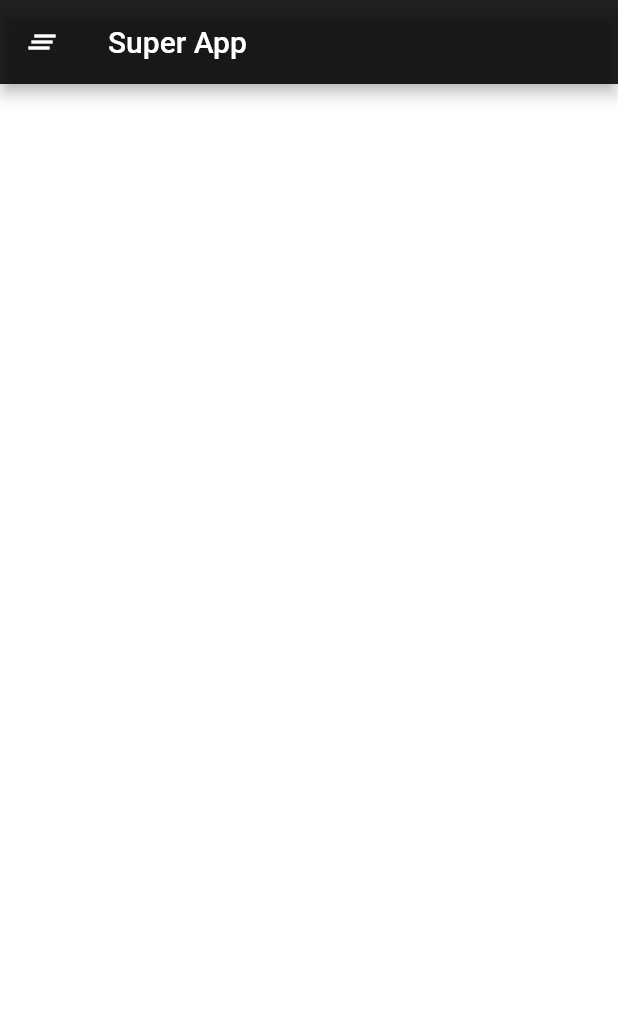
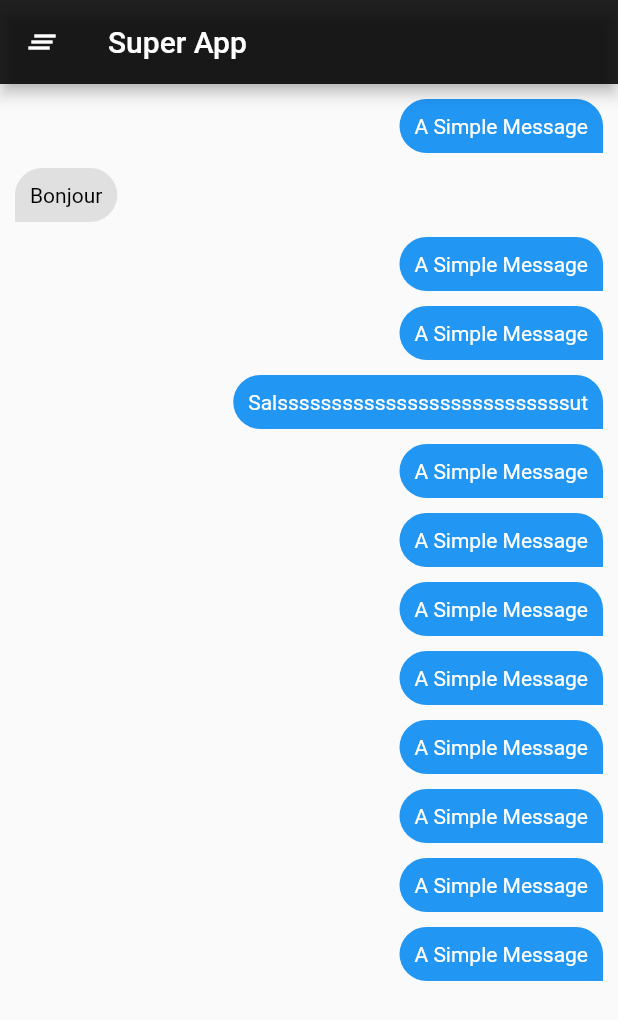
Before and after one commit to Benliam12/SuperProjet, a Flutter app: the screen it shows after launch, on a phone screen of 412 x 824 dp. Shown: the top 1020 px of the screen. Run offline on Flutter 3.47's test engine with Material 2 defaults, Android fonts, the phone set to English and light mode, and no system bars; our stand-ins replace cached_network_image.

Commit message:
Starting ChatBot

```diff
--- a/lib/main.dart
+++ b/lib/main.dart
@@ -45,9 +45,81 @@ class _MyAppState extends  State<MyApp> {
         ),
 
         body: Container(
-          color: Colors.white,
+          color: Colors.transparent,
+          child: Wrap(
+            children: <Widget>[
+              Container(height: 10,),
+              Messages(),
+              Messages(reader: false, message: "Bonjour",),
+              Messages(),
+              Messages(),
+              Messages(message: "Salsssssssssssssssssssssssssssut",),
+              Messages(),
+              Messages(),
+              Messages(),
+              Messages(),
+              Messages(),
+              Messages(),
+              Messages(),
+              Messages(),
+            ],
+          ),
         ),
       )
     );
   }
 }
+
+class Messages extends StatelessWidget
+{
+  final String message;
+  final bool reader;
+
+  double readerReader = 20;
+  double senderReader = 0;
+  Color color = Colors.grey[300];
+  Color textColor = Colors.black;
+  Alignment alignment = Alignment.topLeft;
+
+  Messages({Key key,
+    this.message = "A Simple Message",
+    this.reader = true,
+  }) : super(key:key);
+
+
+  @override
+  Widget build(BuildContext context)
+  {
+    if(reader)
+    {
+      this.senderReader = 20;
+      this.readerReader = 0;
+      this.color = Colors.blue;
+      this.textColor = Colors.white;
+      this.alignment = Alignment.topRight;
+    }
+
+    return Container(
+      margin: EdgeInsets.only(bottom: 10.0, right:10.0, left: 10.0),
+      child: Align(
+        alignment: this.alignment,
+        child: FittedBox(
+          fit: BoxFit.fill, // otherwise the logo will be tiny
+          child: Container(
+              decoration: BoxDecoration(
+              borderRadius: BorderRadius.only(
+                topLeft: Radius.circular(20),
+                topRight: Radius.circular(20),
+                bottomLeft: Radius.circular(this.senderReader),
+                bottomRight: Radius.circular(this.readerReader)
+              ),
+              color: this.color
+            ),
+            padding: EdgeInsets.all(10.0),
+            child: Text(this.message, style:TextStyle(color: this.textColor)),
+          ),
+      )
+      )
+    );
+  }
+}
```
